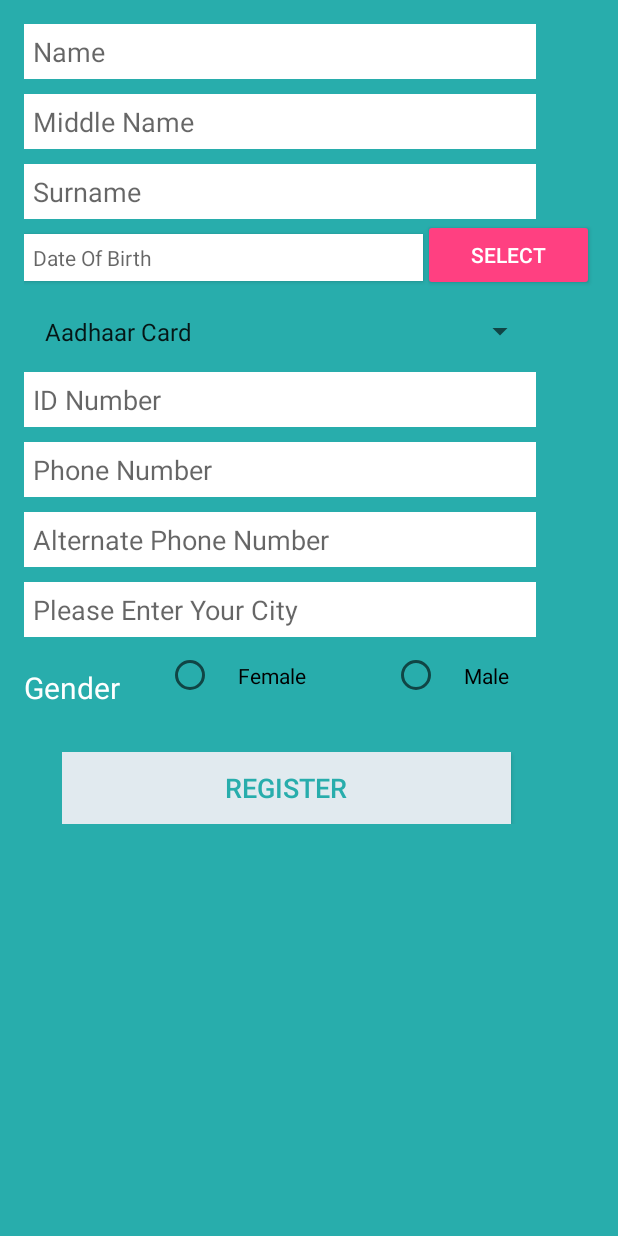
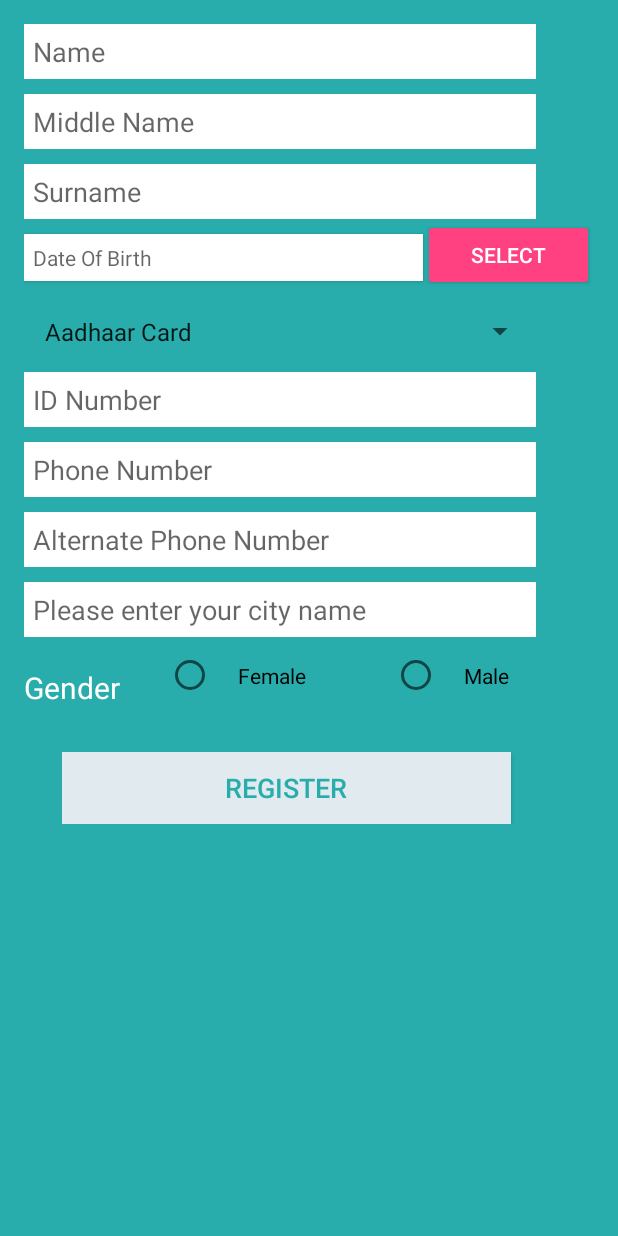
Before and after one commit to sujil02/Panexcell-AndroidApplication, an Android app: the RegisterActivity screen opened directly, with no data from a screen before it, on a phone screen of 412 x 824 dp. Run offline under Robolectric (Android 15) with nearby library versions, the phone set to English and light mode, and no system bars; our stand-ins replace Volley; network calls fail.

Commit message:
final beta version

```diff
--- a/app/src/main/java/com/panexcell/UserAreaActivity.java
+++ b/app/src/main/java/com/panexcell/UserAreaActivity.java
@@ -166,13 +166,24 @@ public class UserAreaActivity extends AppCompatActivity
         } else if (id == R.id.nav_share) {
 
             try {
+//                Intent i = new Intent(Intent.ACTION_SEND);
+//                final String appPackageName = getApplicationContext().getPackageName();
+//                i.setType("text/plain");
+//                i.putExtra(Intent.EXTRA_SUBJECT, "My application name");
+//                String sAux = "\nLet me recommend you this application\n\n";
+//                sAux = sAux + "https://play.google.com/store/apps/details?id=com.panexcell&hl=en \n\n";
+//                i.putExtra(Intent.EXTRA_TEXT, sAux);
+//                startActivity(Intent.createChooser(i, "choose one"));
+                int applicationNameId = getApplicationContext().getApplicationInfo().labelRes;
+                final String appPackageName = getApplicationContext().getPackageName();
                 Intent i = new Intent(Intent.ACTION_SEND);
                 i.setType("text/plain");
-                i.putExtra(Intent.EXTRA_SUBJECT, "My application name");
-                String sAux = "\nLet me recommend you this application\n\n";
-                sAux = sAux + "https://play.google.com/store/apps/details?id=com.bhairavbullion.com&hl=en \n\n";
-                i.putExtra(Intent.EXTRA_TEXT, sAux);
-                startActivity(Intent.createChooser(i, "choose one"));
+                //i.putExtra(Intent.EXTRA_SUBJECT, activity.getString(applicationNameId));
+                String text = "Install this cool application: ";
+                String link = "https://play.google.com/store/apps/details?id=" + appPackageName;
+                i.putExtra(Intent.EXTRA_TEXT, text + " " + link);
+                startActivity(Intent.createChooser(i, "Share link:"));
+
             } catch(Exception e) {
                 //e.toString();
             }
--- a/app/src/main/res/layout/activity_register.xml
+++ b/app/src/main/res/layout/activity_register.xml
@@ -18,7 +18,6 @@ android:background="@color/appColor">
         android:layout_alignParentTop="true"
         android:layout_alignParentLeft="true"
         android:layout_alignParentStart="true"
-        android:layout_above="@+id/btRegister"
         android:paddingBottom="@dimen/padding_between_elements" >
 
         <TableLayout
@@ -35,7 +34,7 @@ android:background="@color/appColor">
                     android:layout_weight="0.9"
                     android:inputType="textPersonName"
                     android:id="@+id/etName"
-                    android:hint="Name"
+                    android:hint="@string/Name"
                     android:padding="@dimen/EditText_Internal_Padding"
                     android:background="@android:color/background_light"
                     android:paddingTop="@dimen/padding_between_elements"
@@ -54,7 +53,7 @@ android:background="@color/appColor">
                     android:inputType="textPersonName"
                     android:ems="10"
                     android:id="@+id/etMiddleName"
-                    android:hint="Middle Name"
+                    android:hint="@string/MiddleName"
                     android:padding="@dimen/EditText_Internal_Padding"
                     android:background="@android:color/background_light"
                     android:layout_marginTop="@dimen/padding_between_elements"
@@ -72,7 +71,7 @@ android:background="@color/appColor">
                     android:layout_weight="0.9"
                     android:inputType="textPersonName"
                     android:id="@+id/etSurname"
-                    android:hint="Surname"
+                    android:hint="@string/Surname"
                     android:padding="@dimen/EditText_Internal_Padding"
                     android:layout_marginTop="@dimen/padding_between_elements"
                     android:background="@android:color/background_light"
@@ -91,7 +90,7 @@ android:background="@color/appColor">
                     android:inputType="date"
                     android:ems="10"
                     android:id="@+id/etDOB"
-                    android:hint="Date Of Birth"
+                    android:hint="@string/DOB"
                     android:padding="@dimen/EditText_Internal_Padding"
                     android:layout_marginTop="@dimen/padding_between_elements"
                     android:background="@android:color/background_light"
@@ -132,7 +131,7 @@ android:background="@color/appColor">
                     android:inputType="textPersonName"
                     android:ems="10"
                     android:id="@+id/etIDNumber"
-                    android:hint="ID Number"
+                    android:hint="@string/IDNo"
                     android:layout_marginTop="10dp"
                     android:padding="@dimen/EditText_Internal_Padding"
                     android:background="@android:color/background_light"
@@ -149,7 +148,7 @@ android:background="@color/appColor">
                     android:layout_width="0dp"
                     android:layout_weight="0.9"
                     android:id="@+id/etPhoneNumber"
-                    android:hint="Phone Number"
+                    android:hint="@string/PhoneNumber"
                     android:padding="@dimen/EditText_Internal_Padding"
                     android:layout_marginTop="@dimen/padding_between_elements"
                     android:background="@android:color/background_light"
@@ -166,7 +165,7 @@ android:background="@color/appColor">
                     android:inputType="phone"
                     android:ems="10"
                     android:id="@+id/etPhoneNumber2"
-                    android:hint="Alternate Phone Number"
+                    android:hint="@string/AlternatePhoneNumber"
                     android:padding="@dimen/EditText_Internal_Padding"
                     android:layout_marginTop="@dimen/padding_between_elements"
                     android:background="@android:color/background_light"
@@ -182,7 +181,7 @@ android:background="@color/appColor">
                     android:layout_weight="0.9"
                     android:inputType="textPersonName"
                     android:id="@+id/etCity"
-                    android:hint="Please Enter Your City"
+                    android:hint="@string/City"
                     android:padding="@dimen/EditText_Internal_Padding"
                     android:layout_marginTop="@dimen/padding_between_elements"
                     android:background="@android:color/background_light"
@@ -193,7 +192,7 @@ android:background="@color/appColor">
                 android:layout_height="match_parent"
                 android:weightSum="1.0">
                 <TextView
-                    android:text="Gender"
+                    android:text="@string/Gender"
                     android:layout_height="wrap_content"
                     android:layout_width="0dp"
                     android:layout_weight="0.25"
@@ -218,7 +217,7 @@ android:background="@color/appColor">
                         android:layout_width="100dp"
                         android:layout_height="wrap_content"
                         android:layout_below="@+id/etPhoneNumber"
-                        android:text="Female"
+                        android:text="@string/Female"
                         android:layout_gravity="bottom"
                         android:padding="@dimen/nav_header_vertical_spacing"
                         android:layout_weight="0.45" />
@@ -228,7 +227,7 @@ android:background="@color/appColor">
                         android:layout_width="100dp"
                         android:layout_height="wrap_content"
                         android:layout_below="@+id/etPhoneNumber"
-                        android:text="Male"
+                        android:text="@string/Male"
                         android:layout_gravity="bottom"
                         android:padding="@dimen/nav_header_vertical_spacing"
                         android:layout_weight="0.3" />
--- a/app/src/main/res/values/strings.xml
+++ b/app/src/main/res/values/strings.xml
@@ -31,4 +31,17 @@
     <string name="Stay">Stay</string>
     <string name="AmulatorySamples">Amulatory Samples</string>
     <string name="Study">Study</string>
+
+    <!--register screen -->
+    <string name="Name">Name</string>
+    <string name="MiddleName">Middle Name</string>
+    <string name="Surname">Surname</string>
+    <string name="DOB">Date Of Birth</string>
+    <string name="IDNo">ID Number</string>
+    <string name="PhoneNumber">Phone Number</string>
+    <string name="AlternatePhoneNumber">Alternate Phone Number</string>
+    <string name="City">Please enter your city name</string>
+    <string name="Gender">Gender</string>
+    <string name="Male">Male</string>
+    <string name="Female">Female</string>
 </resources>
```
Also changed, not shown: 1 other file.
